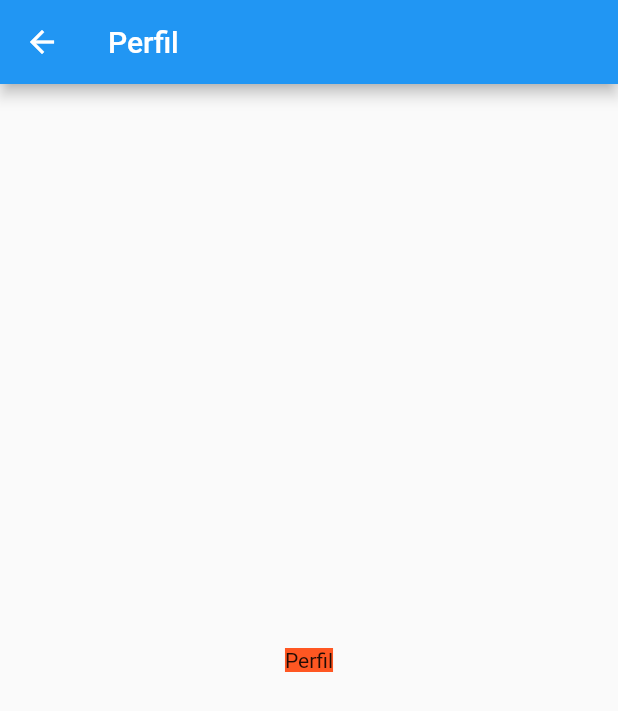
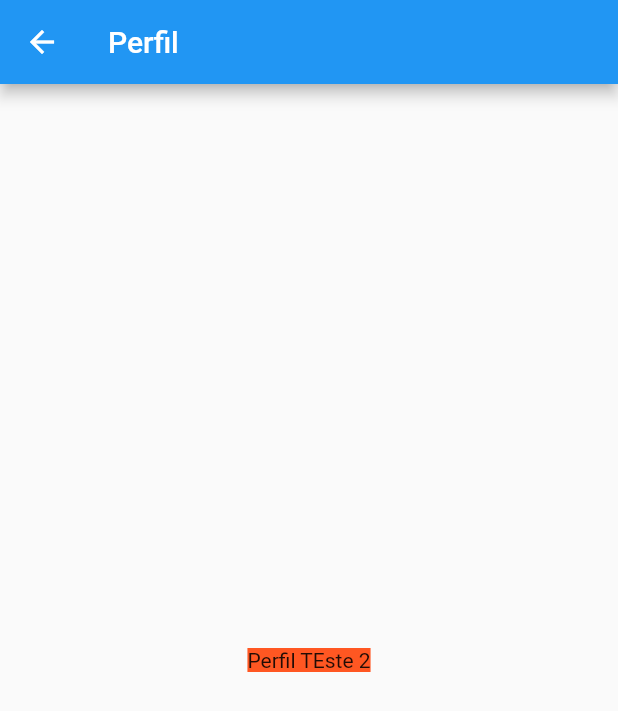
Before and after one commit to joaopaulomirandamatias/consultoria, a Flutter app: the PerfilPage screen opened by its route, on a phone screen of 412 x 824 dp. Shown: the top 711 px of the screen. Run offline on Flutter 3.47's test engine with Material 2 defaults, Android fonts, the phone set to English and light mode, and no system bars; our stand-ins replace animated_text_kit, get.

Commit message:
Mudança 2

```diff
--- a/lib/app/modules/perfil/perfil_page.dart
+++ b/lib/app/modules/perfil/perfil_page.dart
@@ -12,7 +12,7 @@ class PerfilPage extends StatelessWidget {
       body: Center(
         child: Container(
           color: Colors.deepOrange,
-          child: const Text('Perfil'),
+          child: const Text('Perfil TEste 2'),
         ),
       ),
     );
```
